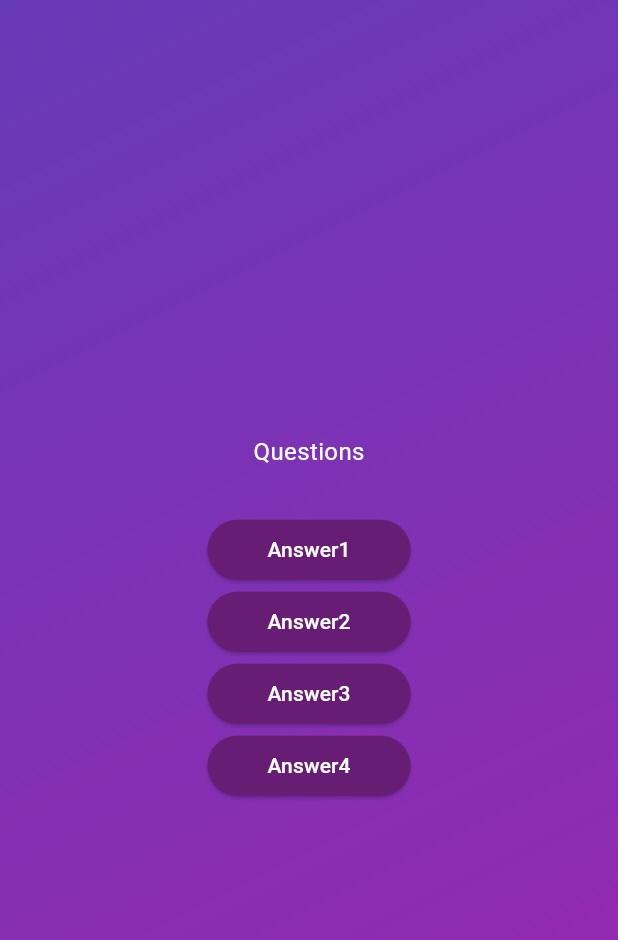
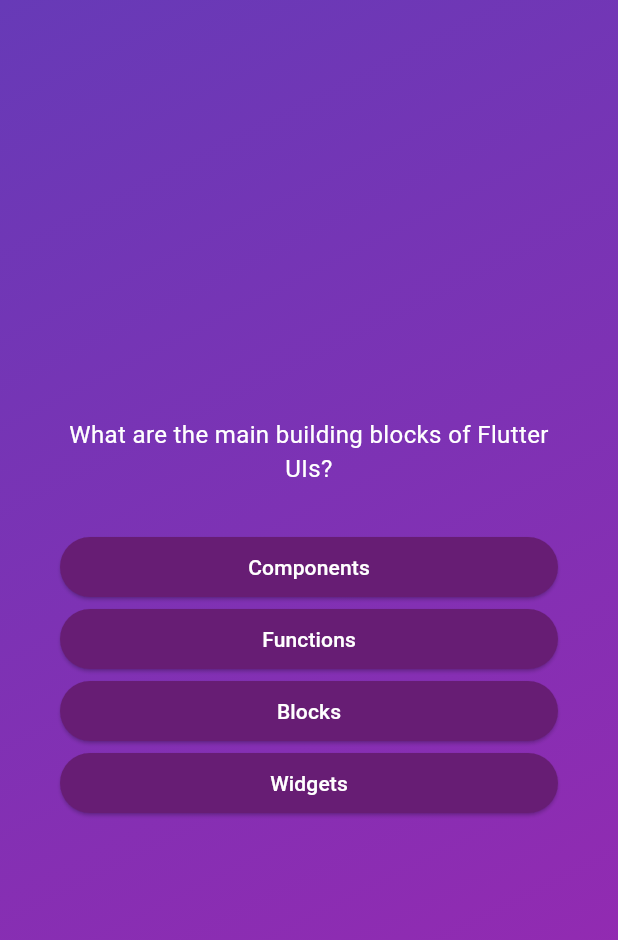
Before and after one commit to Mostafa-Awaad/Quiz_App, a Flutter app: the screen it shows after launch, after a tap on "Start Quiz", on a phone screen of 412 x 824 dp. Shown: the top 940 px of the screen. Run offline on Flutter 3.47's test engine with Material 3 defaults, Android fonts, the phone set to English and light mode, and no system bars.

Commit message:
Showing Answer buttons dynamically by Mapping + utilizing shuffle method

```diff
--- a/lib/models/quiz_question.dart
+++ b/lib/models/quiz_question.dart
@@ -5,4 +5,18 @@ class QuizQuestion {
   });
   final String questionText;
   final List<String> questionAnswers;
+
+  // Creating a method to create shuffle for the questionAnswers list
+  // Creating a shuffle is essential in the app case because the first item in questionAnswers list is
+  // the correct answer, so the content of the original list must be kept as it is, but for viewing, making
+  // a shuffle for a copy of the original list, will help for changing order of the items in questionAnswers list
+
+  List<String> getShuffled (){
+    // Making a copy of questionAnswers and assign it to quesAnwersCopy defined list
+    final quesAnswersCopy = List.of(questionAnswers);
+    // shuffle function returns void, so method is called and at the end of the getShuffled method
+    // quesAnswerCopy is return
+    quesAnswersCopy.shuffle();
+    return (quesAnswersCopy);
+  }
 }
--- a/lib/questions_screen.dart
+++ b/lib/questions_screen.dart
@@ -1,5 +1,6 @@
 import 'package:flutter/material.dart';
 import 'package:quiz_app/answer_button.dart';
+import 'package:quiz_app/data/questions.dart';
 
 class QuestionsScreen extends StatefulWidget {
   const QuestionsScreen({super.key});
@@ -13,7 +14,9 @@ class QuestionsScreen extends StatefulWidget {
 class _QuestionScreenState extends State<QuestionsScreen> {
   @override
   Widget build(context) {
+    var currentQuestion = questions[0];
     return Container(
+      padding: const EdgeInsets.all(40),
       decoration: const BoxDecoration(
           gradient: LinearGradient(
         colors: [Colors.deepPurple, Colors.purple],
@@ -25,31 +28,22 @@ class _QuestionScreenState extends State<QuestionsScreen> {
         child: Center(
           child: Column(
             mainAxisSize: MainAxisSize.min,
+            crossAxisAlignment: CrossAxisAlignment.stretch,
             children: [
-              const Text(
-                "Questions",
-                style: TextStyle(
+              Text(
+                currentQuestion.questionText,
+                style: const TextStyle(
                   fontSize: 16,
                   color: Colors.white,
                 ),
+                textAlign: TextAlign.center,
               ),
               const SizedBox(height: 30),
-              AnswerButton(
-                buttonText: 'Answer1',
-                onTap: () {},
-              ),
-              AnswerButton(
-                buttonText: 'Answer2',
-                onTap: () {},
-              ),
-              AnswerButton(
-                buttonText: 'Answer3',
-                onTap: () {},
-              ),
-              AnswerButton(
-                buttonText: 'Answer4',
-                onTap: () {},
-              ),
+              // Mapping list of the questionAnswers to a list of AnswerButton
+              // Mapping does not change in the list content, it yields another copy
+              ...currentQuestion.getShuffled().map((answer) {
+                return (AnswerButton(buttonText: answer, onTap: () {}));
+              }),
             ],
           ),
         ),
```
